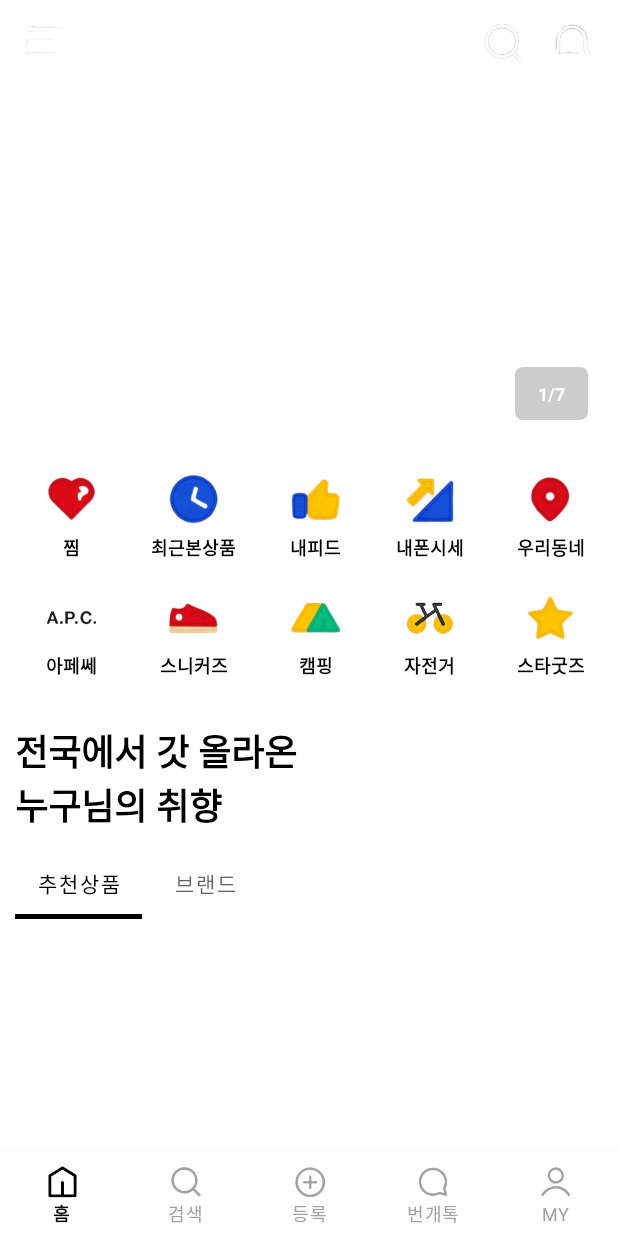
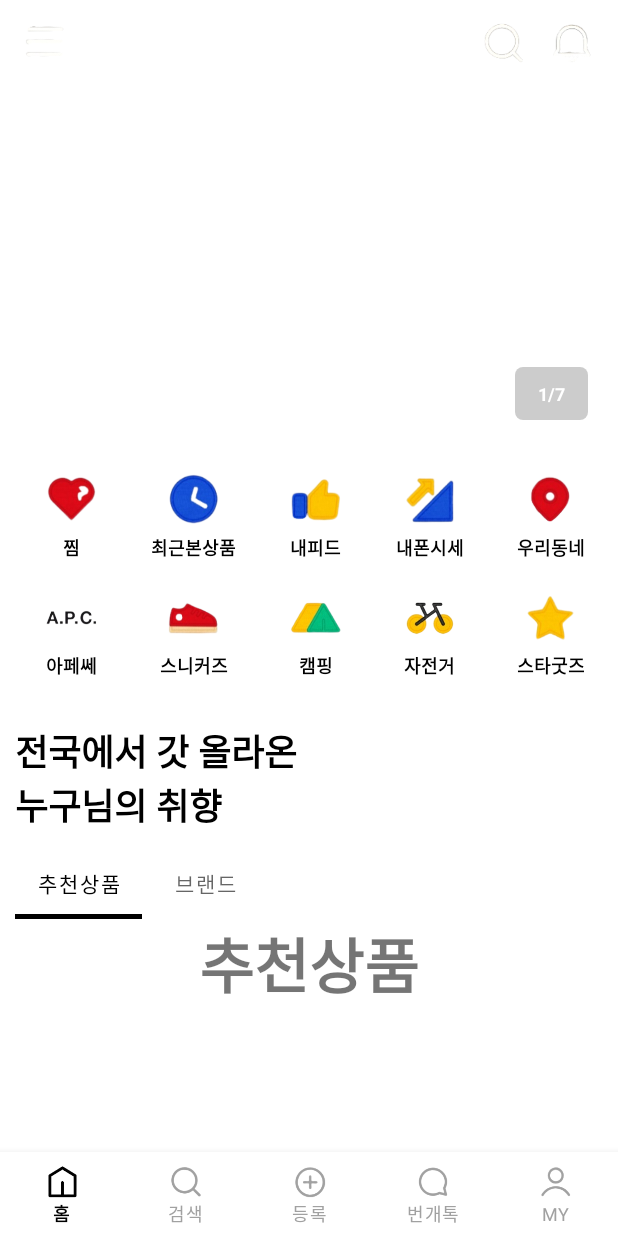
Before and after one commit to mock-rc8/bunjang_android_viva, an Android app: the HomeFragment screen opened directly, with no data from a screen before it, on a phone screen of 412 x 824 dp. Run offline under Robolectric (Android 15) with nearby library versions, the light colour scheme and no system bars.

Commit message:
Bunjang clone 홈 tablayout, viewpager

```diff
--- a/app/src/main/java/com/example/bunjang_clone/src/home/HomeFragment.kt
+++ b/app/src/main/java/com/example/bunjang_clone/src/home/HomeFragment.kt
@@ -5,10 +5,20 @@ import android.view.View
 import com.example.bunjang_clone.R
 import com.example.bunjang_clone.config.BaseFragment
 import com.example.bunjang_clone.databinding.FragmentHomeBinding
+import com.google.android.material.tabs.TabLayoutMediator
 
 class HomeFragment : BaseFragment<FragmentHomeBinding>(FragmentHomeBinding::bind, R.layout.fragment_home) {
 
+    private val information = arrayListOf("추천상품", "브랜드")
+
     override fun onViewCreated(view: View, savedInstanceState: Bundle?) {
         super.onViewCreated(view, savedInstanceState)
+
+        val homeAdapter = HomeVpAdapter(this)
+        binding.vpPdBrand.adapter = homeAdapter
+        TabLayoutMediator(binding.tlHomeProduct, binding.vpPdBrand) {
+            tab,position ->
+            tab.text = information[position]
+        }.attach()
     }
 }
--- /dev/null
+++ b/app/src/main/java/com/example/bunjang_clone/src/home/HomeVpAdapter.kt
@@ -0,0 +1,15 @@
+package com.example.bunjang_clone.src.home
+
+import androidx.fragment.app.Fragment
+import androidx.viewpager2.adapter.FragmentStateAdapter
+
+class HomeVpAdapter(fragment: Fragment) : FragmentStateAdapter(fragment) {
+    override fun getItemCount(): Int = 2
+
+    override fun createFragment(position: Int): Fragment {
+        return when(position) {
+            0 -> RecommendPdFragment()
+            else -> BrandFragment()
+        }
+    }
+}
--- /dev/null
+++ b/app/src/main/java/com/example/bunjang_clone/src/home/RecommendPdFragment.kt
@@ -0,0 +1,14 @@
+package com.example.bunjang_clone.src.home
+
+import android.os.Bundle
+import android.view.View
+import com.example.bunjang_clone.R
+import com.example.bunjang_clone.config.BaseFragment
+import com.example.bunjang_clone.databinding.FragmentRecommendpdBinding
+
+class RecommendPdFragment : BaseFragment<FragmentRecommendpdBinding>(FragmentRecommendpdBinding::bind, R.layout.fragment_recommendpd) {
+
+    override fun onViewCreated(view: View, savedInstanceState: Bundle?) {
+        super.onViewCreated(view, savedInstanceState)
+    }
+}
--- a/app/src/main/java/com/example/bunjang_clone/src/login/LoginRetrofitInterface.kt
+++ b/app/src/main/java/com/example/bunjang_clone/src/login/LoginRetrofitInterface.kt
@@ -7,6 +7,8 @@ import retrofit2.http.Body
 import retrofit2.http.POST
 
 interface LoginRetrofitInterface {
-    @POST("/bunjang/users/log-in")
+    @POST("/bunjang/users")
     fun sigUp( @Body userData: UserData) : Call<LoginData>
+
+//    @POST("/bunjang/users/log-in")
 }
--- a/app/src/main/res/layout/fragment_home.xml
+++ b/app/src/main/res/layout/fragment_home.xml
@@ -1,58 +1,30 @@
 <?xml version="1.0" encoding="utf-8"?>
-<androidx.constraintlayout.widget.ConstraintLayout xmlns:android="http://schemas.android.com/apk/res/android"
+<androidx.coordinatorlayout.widget.CoordinatorLayout xmlns:android="http://schemas.android.com/apk/res/android"
     xmlns:app="http://schemas.android.com/apk/res-auto"
     android:layout_width="match_parent"
     android:layout_height="match_parent">
 
-    <androidx.constraintlayout.widget.ConstraintLayout
+    <com.google.android.material.appbar.AppBarLayout
         android:layout_width="match_parent"
-        android:layout_height="?actionBarSize"
-        android:background="@color/white"
-        android:paddingHorizontal="15dp"
-        app:layout_collapseMode="pin"
-        app:layout_constraintEnd_toEndOf="parent"
-        app:layout_constraintStart_toStartOf="parent"
-        app:layout_constraintTop_toTopOf="parent">
+        android:layout_height="wrap_content"
+        android:backgroundTint="@color/white"
+        android:fitsSystemWindows="false"
+        app:elevation="0dp">
 
-        <ImageView
-            android:id="@+id/iv_home_more"
-            android:layout_width="30dp"
-            android:layout_height="30dp"
-            android:src="@drawable/icon_home_more"
-            app:layout_constraintBottom_toBottomOf="parent"
-            app:layout_constraintStart_toStartOf="parent"
-            app:layout_constraintTop_toTopOf="parent" />
+        <com.google.android.material.appbar.CollapsingToolbarLayout
+            android:layout_width="match_parent"
+            android:layout_height="wrap_content"
+            app:layout_scrollFlags="scroll|exitUntilCollapsed">
 
-        <ImageView
-            android:id="@+id/iv_home_search"
-            android:layout_width="30dp"
-            android:layout_height="30dp"
-            android:layout_marginEnd="15dp"
-            android:src="@drawable/icon_home_search"
-            app:layout_constraintBottom_toBottomOf="@id/iv_home_alarm"
-            app:layout_constraintEnd_toStartOf="@id/iv_home_alarm"
-            app:layout_constraintTop_toTopOf="@id/iv_home_alarm" />
-
-        <ImageView
-            android:id="@+id/iv_home_alarm"
-            android:layout_width="30dp"
-            android:layout_height="30dp"
-            android:src="@drawable/icon_home_alarm"
-            app:layout_constraintBottom_toBottomOf="parent"
-            app:layout_constraintEnd_toEndOf="parent"
-            app:layout_constraintTop_toTopOf="parent" />
-
-    </androidx.constraintlayout.widget.ConstraintLayout>
-
-    <androidx.core.widget.NestedScrollView
+            <LinearLayout
                 android:layout_width="match_parent"
-        android:layout_height="match_parent"
-        android:layout_marginBottom="?actionBarSize">
+                android:layout_height="wrap_content"
+                android:orientation="vertical">
 
                 <androidx.constraintlayout.widget.ConstraintLayout
+                    android:id="@+id/cl_ad"
                     android:layout_width="match_parent"
-            android:layout_height="match_parent">
-
+                    android:layout_height="wrap_content">
 
                     <androidx.viewpager2.widget.ViewPager2
                         android:id="@+id/vp_home_ad"
@@ -86,6 +58,12 @@
 
                     </androidx.constraintlayout.widget.ConstraintLayout>
 
+                </androidx.constraintlayout.widget.ConstraintLayout>
+
+                <androidx.constraintlayout.widget.ConstraintLayout
+                    android:layout_width="match_parent"
+                    android:layout_height="wrap_content">
+
                     <HorizontalScrollView
                         android:id="@+id/hsv_home_items"
                         android:layout_width="match_parent"
@@ -96,7 +74,8 @@
                         android:scrollbars="none"
                         app:layout_constraintEnd_toEndOf="parent"
                         app:layout_constraintStart_toStartOf="parent"
-                app:layout_constraintTop_toBottomOf="@id/vp_home_ad">
+
+                        app:layout_constraintTop_toTopOf="parent">
 
                         <TableLayout
                             android:layout_width="match_parent"
@@ -552,12 +531,63 @@
                         app:layout_constraintStart_toStartOf="parent"
                         app:layout_constraintTop_toBottomOf="@id/hsv_home_items" />
 
+                </androidx.constraintlayout.widget.ConstraintLayout>
+
+            </LinearLayout>
+
+            <Toolbar
+                android:layout_width="match_parent"
+                android:layout_height="?actionBarSize" />
+
+            <androidx.constraintlayout.widget.ConstraintLayout
+                android:layout_width="match_parent"
+                android:layout_height="?actionBarSize"
+                android:background="@color/white"
+                android:paddingHorizontal="15dp"
+                app:layout_collapseMode="pin"
+                app:layout_constraintEnd_toEndOf="parent"
+                app:layout_constraintStart_toStartOf="parent"
+                app:layout_constraintTop_toTopOf="parent">
+
+                <ImageView
+                    android:id="@+id/iv_home_more"
+                    android:layout_width="30dp"
+                    android:layout_height="30dp"
+                    android:src="@drawable/icon_home_more"
+                    app:layout_constraintBottom_toBottomOf="parent"
+                    app:layout_constraintStart_toStartOf="parent"
+                    app:layout_constraintTop_toTopOf="parent" />
+
+                <ImageView
+                    android:id="@+id/iv_home_search"
+                    android:layout_width="30dp"
+                    android:layout_height="30dp"
+                    android:layout_marginEnd="15dp"
+                    android:src="@drawable/icon_home_search"
+                    app:layout_constraintBottom_toBottomOf="@id/iv_home_alarm"
+                    app:layout_constraintEnd_toStartOf="@id/iv_home_alarm"
+                    app:layout_constraintTop_toTopOf="@id/iv_home_alarm" />
+
+                <ImageView
+                    android:id="@+id/iv_home_alarm"
+                    android:layout_width="30dp"
+                    android:layout_height="30dp"
+                    android:src="@drawable/icon_home_alarm"
+                    app:layout_constraintBottom_toBottomOf="parent"
+                    app:layout_constraintEnd_toEndOf="parent"
+                    app:layout_constraintTop_toTopOf="parent" />
+
+            </androidx.constraintlayout.widget.ConstraintLayout>
+
+
+        </com.google.android.material.appbar.CollapsingToolbarLayout>
+
         <com.google.android.material.tabs.TabLayout
             android:id="@+id/tl_home_product"
             android:layout_width="170dp"
             android:layout_height="wrap_content"
+            android:layout_marginStart="10dp"
             android:layout_marginTop="10dp"
-                android:layout_marginStart="10dp"
             app:layout_constraintStart_toStartOf="parent"
             app:layout_constraintTop_toBottomOf="@id/tv_home_id_title"
             app:tabIndicatorColor="@color/black"
@@ -567,25 +597,24 @@
             <com.google.android.material.tabs.TabItem
                 android:layout_width="wrap_content"
                 android:layout_height="wrap_content"
-                    android:text="추천상품"/>
+                android:text="추천상품" />
 
             <com.google.android.material.tabs.TabItem
                 android:layout_width="wrap_content"
                 android:layout_height="wrap_content"
-                    android:text="브랜드"/>
+                android:text="브랜드" />
 
         </com.google.android.material.tabs.TabLayout>
 
         <androidx.viewpager2.widget.ViewPager2
+            android:id="@+id/vp_pd_brand"
             android:layout_width="match_parent"
+            android:layout_height="wrap_content"
+            app:layout_constraintBottom_toBottomOf="parent"
+            app:layout_constraintEnd_toEndOf="parent"
             app:layout_constraintStart_toStartOf="parent"
-                app:layout_constraintEnd_toEndOf="parent"
-                app:layout_constraintBottom_toBottomOf="parent"
-                app:layout_constraintTop_toBottomOf="@id/tl_home_product"
-                android:layout_height="0dp"/>
+            app:layout_constraintTop_toBottomOf="@id/tl_home_product" />
 
-        </androidx.constraintlayout.widget.ConstraintLayout>
+    </com.google.android.material.appbar.AppBarLayout>
 
-    </androidx.core.widget.NestedScrollView>
-
-</androidx.constraintlayout.widget.ConstraintLayout>
+</androidx.coordinatorlayout.widget.CoordinatorLayout>
--- /dev/null
+++ b/app/src/main/res/layout/fragment_recommendpd.xml
@@ -0,0 +1,18 @@
+<?xml version="1.0" encoding="utf-8"?>
+<androidx.constraintlayout.widget.ConstraintLayout xmlns:android="http://schemas.android.com/apk/res/android"
+    android:layout_width="match_parent"
+    android:layout_height="match_parent"
+    xmlns:app="http://schemas.android.com/apk/res-auto">
+
+    <TextView
+        android:layout_width="wrap_content"
+        android:layout_height="wrap_content"
+        android:text="추천상품"
+        android:textStyle="bold"
+        android:textSize="40sp"
+        app:layout_constraintStart_toStartOf="parent"
+        app:layout_constraintEnd_toEndOf="parent"
+        app:layout_constraintTop_toTopOf="parent"
+        app:layout_constraintBottom_toBottomOf="parent"/>
+
+</androidx.constraintlayout.widget.ConstraintLayout>
```
Also changed, not shown: app/src/main/java/com/example/bunjang_clone/src/home/BrandFragment.kt (added, +14 -0 lines), app/src/main/java/com/example/bunjang_clone/src/login/LoginService.kt (+3 -5 lines), app/src/main/java/com/example/bunjang_clone/src/login/PhoneLoginActivity.kt (+27 -10 lines), app/src/main/res/layout/fragment_brand.xml (added, +18 -0 lines). Lines whose indentation alone changed are shown as unchanged.
